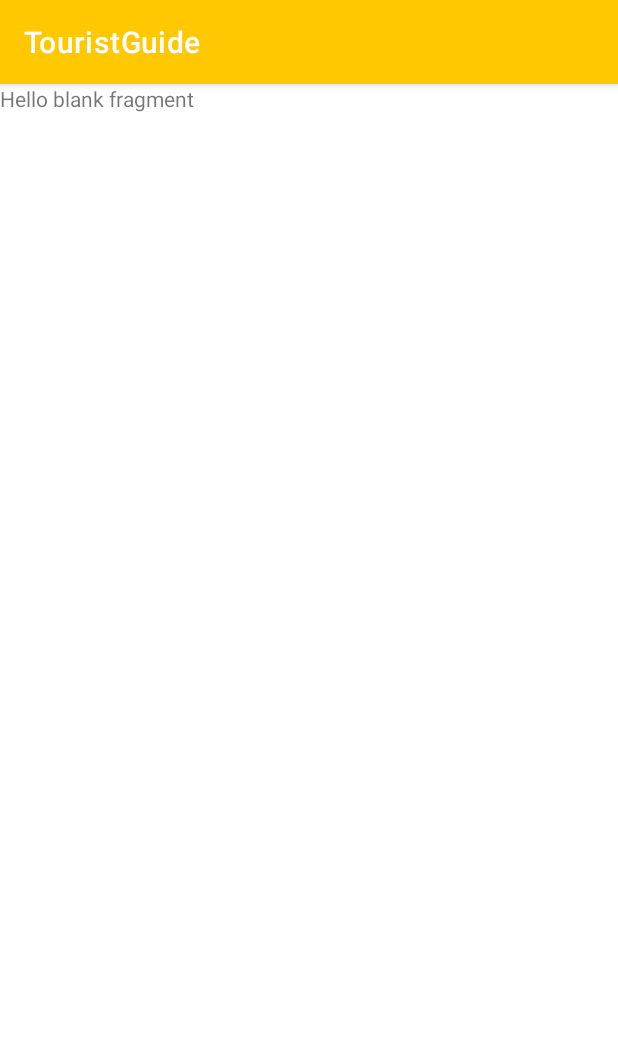
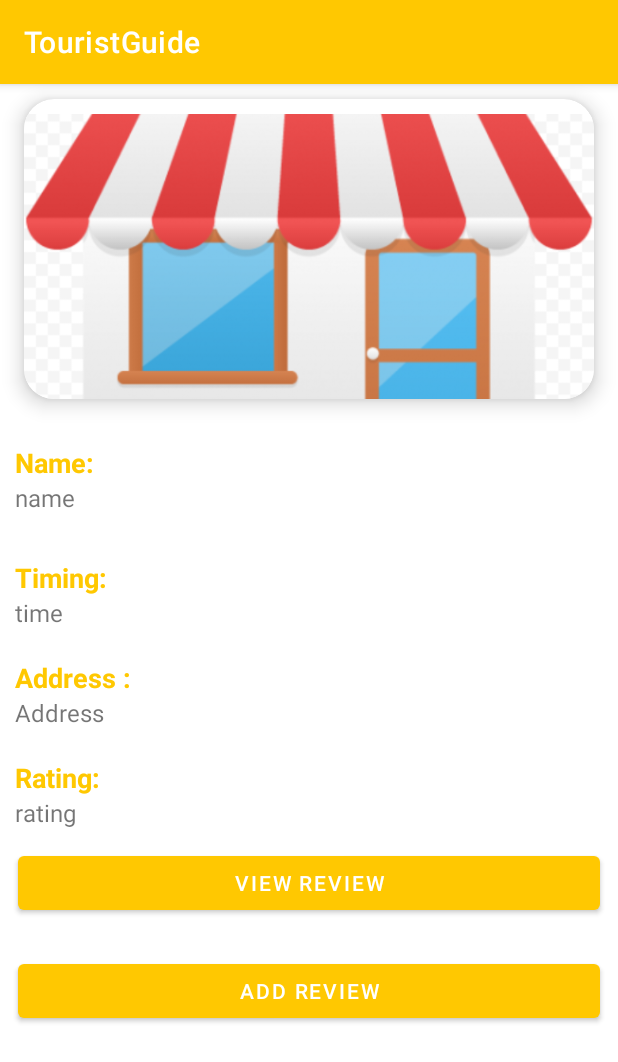
Before and after one commit to karansaggoo/TouristGuide, an Android app: the fragment DetailFragment shown on its own in the app's theme, on a phone screen of 412 x 824 dp. Shown: the top 1062 px of the screen. Run offline under Robolectric (Android 15) with nearby library versions, the phone set to English and light mode, and no system bars.

Commit message:
TG-15 created ui for detail screen

```diff
--- a/app/src/main/res/layout/fragment_detail.xml
+++ b/app/src/main/res/layout/fragment_detail.xml
@@ -1,14 +1,114 @@
 <?xml version="1.0" encoding="utf-8"?>
-<FrameLayout xmlns:android="http://schemas.android.com/apk/res/android"
+<LinearLayout
+    xmlns:android="http://schemas.android.com/apk/res/android"
+    xmlns:app="http://schemas.android.com/apk/res-auto"
     xmlns:tools="http://schemas.android.com/tools"
     android:layout_width="match_parent"
     android:layout_height="match_parent"
-    tools:context=".DetailFragment">
+    android:orientation="vertical">
 
-    <!-- TODO: Update blank fragment layout -->
-    <TextView
+
+    <androidx.cardview.widget.CardView
+        android:layout_width="380dp"
+        android:layout_height="200dp"
+        android:id="@+id/cardImage"
+        android:layout_marginTop="10dp"
+        android:layout_gravity="center"
+        app:cardCornerRadius="20dp"
+        app:cardElevation="8dp">
+        <ImageView
+            android:layout_width="380dp"
+            android:layout_height="200dp"
+            android:id="@+id/detailImage"
+            android:layout_marginTop="10dp"
+            android:layout_gravity="center"
+            android:src="@drawable/shop"
+            android:scaleType="centerCrop"/>
+    </androidx.cardview.widget.CardView>
+    <ScrollView
         android:layout_width="match_parent"
-        android:layout_height="match_parent"
-        android:text="@string/hello_blank_fragment" />
+        android:layout_height="wrap_content">
+        <LinearLayout
+            android:layout_width="match_parent"
+            android:layout_height="wrap_content"
+            android:orientation="vertical">
+            <TextView
+                android:layout_width="wrap_content"
+                android:layout_height="wrap_content"
+                android:text="Name:"
+                android:textColor="@color/yellow"
+                android:textStyle="bold"
+                android:layout_marginStart="10dp"
+                android:layout_marginTop="30dp"
+                android:textSize="18sp"/>
+            <TextView
+                android:layout_width="match_parent"
+                android:layout_height="wrap_content"
+                android:text="name"
+                android:layout_marginStart="10dp"
+                android:textSize="16sp"
+                android:id="@+id/detailName"/>
+            <TextView
+                android:layout_width="wrap_content"
+                android:layout_height="wrap_content"
+                android:text="Timing:"
+                android:textColor="@color/yellow"
+                android:textStyle="bold"
+                android:layout_marginStart="10dp"
+                android:layout_marginTop="30dp"
+                android:textSize="18sp"/>
+            <TextView
+                android:layout_width="match_parent"
+                android:layout_height="wrap_content"
+                android:text="time"
+                android:layout_marginStart="10dp"
+                android:textSize="16sp"
+                android:id="@+id/detailTime"/>
+            <TextView
+                android:layout_width="wrap_content"
+                android:layout_height="wrap_content"
+                android:text="Address :"
+                android:textColor="@color/yellow"
+                android:textStyle="bold"
+                android:layout_marginStart="10dp"
+                android:layout_marginTop="20dp"
+                android:textSize="18sp"/>
+            <TextView
+                android:layout_width="match_parent"
+                android:layout_height="wrap_content"
+                android:text="Address"
+                android:layout_marginStart="10dp"
+                android:textSize="16sp"
+                android:id="@+id/detailaddress"/>
+            <TextView
+                android:layout_width="wrap_content"
+                android:layout_height="wrap_content"
+                android:text="Rating:"
+                android:textColor="@color/yellow"
+                android:textStyle="bold"
+                android:layout_marginStart="10dp"
+                android:layout_marginTop="20dp"
+                android:textSize="18sp"/>
+            <TextView
+                android:layout_width="match_parent"
+                android:layout_height="wrap_content"
+                android:text="rating"
+                android:layout_marginStart="10dp"
+                android:textSize="16sp"
+                android:id="@+id/detailrating"/>
+            <Button
+                android:id="@+id/review_btn"
+                android:layout_width="match_parent"
+                android:layout_height="wrap_content"
+                android:layout_margin="12dp"
+                android:text="View Review"/>
+            <Button
+                android:id="@+id/addReview_btn"
+                android:layout_width="match_parent"
+                android:layout_height="wrap_content"
+                android:layout_margin="12dp"
+                android:text="Add Review"/>
+        </LinearLayout>
+    </ScrollView>
 
-</FrameLayout>
+</LinearLayout>
--- a/app/src/main/res/navigation/nav_graph.xml
+++ b/app/src/main/res/navigation/nav_graph.xml
@@ -25,6 +25,9 @@
         <argument
             android:name="category"
             app:argType="string" />
+        <action
+            android:id="@+id/action_list2_to_detailFragment"
+            app:destination="@id/detailFragment" />
     </fragment>
     <fragment
         android:id="@+id/mapFragment"
@@ -38,4 +41,9 @@
             android:name="log"
             app:argType="float" />
     </fragment>
+    <fragment
+        android:id="@+id/detailFragment"
+        android:name="com.example.touristguide.DetailFragment"
+        android:label="fragment_detail"
+        tools:layout="@layout/fragment_detail" />
 </navigation>
```
